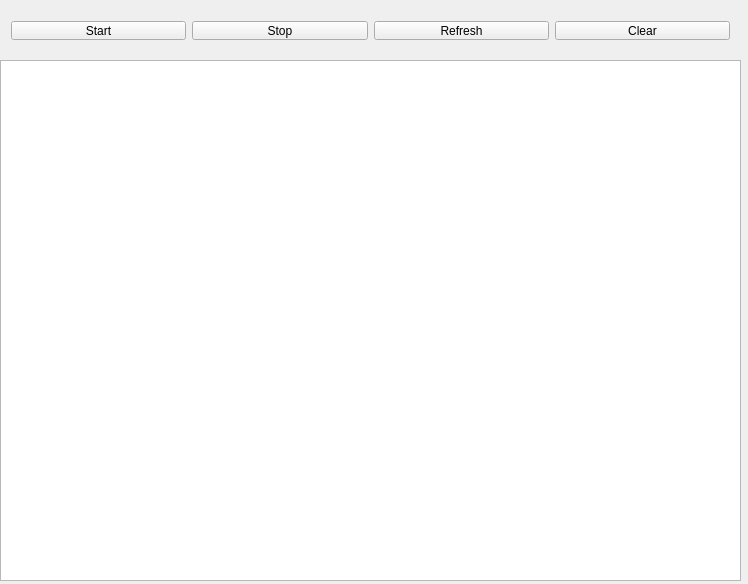
The window that BlankSlate/FileMonWindow.ui (OneBlankSlate/Graduation_project) describes before a commit, drawn with Qt 5.
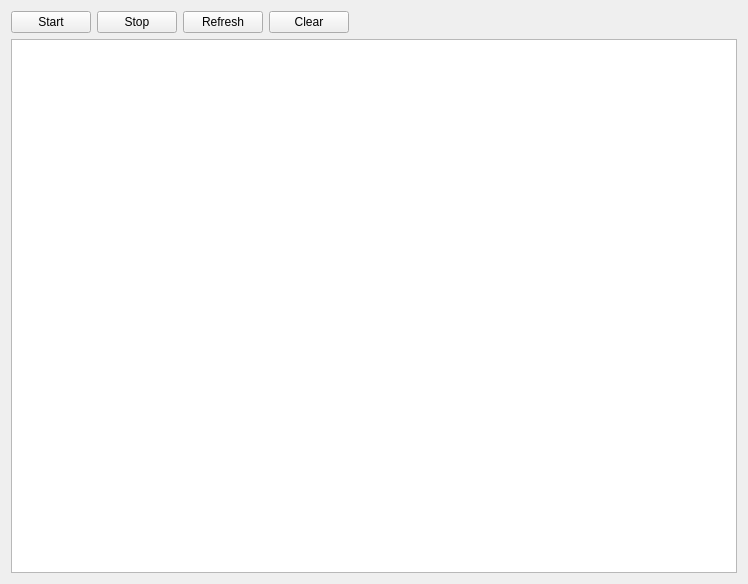
The same window after the commit.

The edit to the form file:
```diff
--- a/BlankSlate/FileMonWindow.ui
+++ b/BlankSlate/FileMonWindow.ui
@@ -13,37 +13,8 @@
   <property name="windowTitle">
    <string>FileMonWindow</string>
   </property>
-  <widget class="QTableView" name="FileMon_TableView">
-   <property name="geometry">
-    <rect>
-     <x>0</x>
-     <y>60</y>
-     <width>741</width>
-     <height>521</height>
-    </rect>
-   </property>
-   <property name="minimumSize">
-    <size>
-     <width>741</width>
-     <height>521</height>
-    </size>
-   </property>
-   <property name="maximumSize">
-    <size>
-     <width>741</width>
-     <height>521</height>
-    </size>
-   </property>
-  </widget>
-  <widget class="QWidget" name="layoutWidget">
-   <property name="geometry">
-    <rect>
-     <x>0</x>
-     <y>10</y>
-     <width>741</width>
-     <height>41</height>
-    </rect>
-   </property>
+  <layout class="QVBoxLayout" name="verticalLayout">
+   <item>
    <layout class="QHBoxLayout" name="horizontalLayout_2">
     <item>
      <widget class="QPushButton" name="StartMonBtn">
@@ -73,8 +44,25 @@
       </property>
      </widget>
     </item>
-   </layout>
-  </widget>
+     <item>
+      <spacer name="horizontalSpacer">
+       <property name="orientation">
+        <enum>Qt::Horizontal</enum>
+       </property>
+       <property name="sizeHint" stdset="0">
+        <size>
+         <width>40</width>
+         <height>20</height>
+        </size>
+       </property>
+      </spacer>
+     </item>
+    </layout>
+   </item>
+   <item>
+    <widget class="QTableView" name="FileMon_TableView"/>
+   </item>
+  </layout>
  </widget>
  <layoutdefault spacing="6" margin="11"/>
  <resources/>
```
Lines whose indentation alone changed are shown as unchanged.
